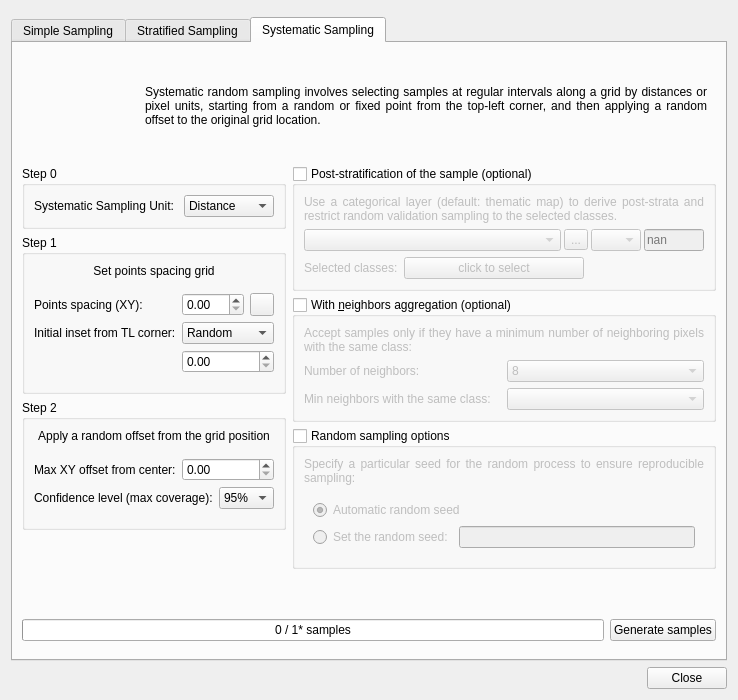
Old version of the form AcATaMa/ui/sampling_design_window.ui in the repository SMByC/AcATaMa.
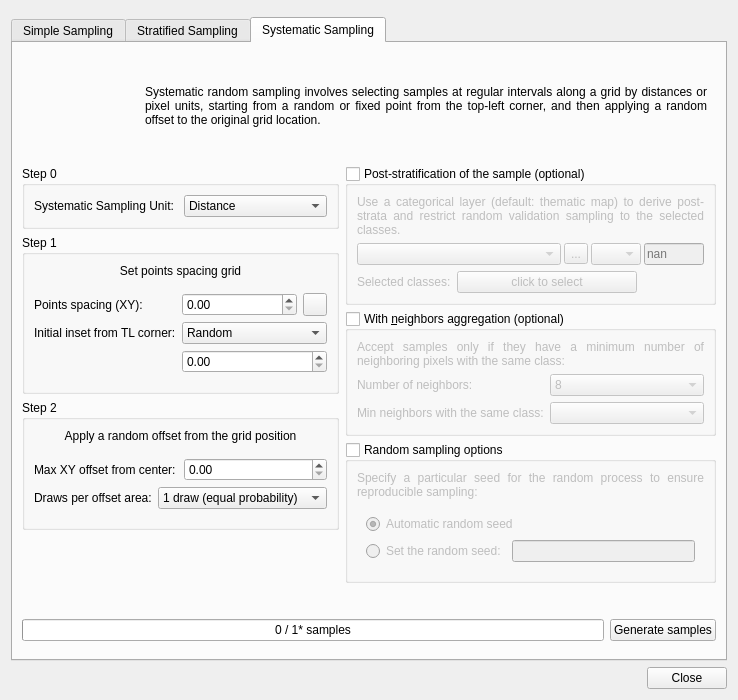
New version of the form. The open tabs and pages were chosen to show the change. Icons and pictures are not drawn. Custom widgets are drawn as their Qt base class.

Commit message: Equal inclusion probabilities in systematic sampling, reproducible seeds

What changed in the file:
```diff
--- a/AcATaMa/ui/sampling_design_window.ui
+++ b/AcATaMa/ui/sampling_design_window.ui
@@ -1600,7 +1600,7 @@
                       <item>
                        <widget class="QLabel" name="label_23">
                         <property name="text">
-                         <string>Confidence level (max coverage):</string>
+                         <string>Draws per offset area:</string>
                         </property>
                        </widget>
                       </item>
@@ -1610,11 +1610,11 @@
                          <string>&lt;html&gt;&lt;head/&gt;&lt;body&gt;&lt;p&gt;Sets the upper bound on the probability that each pixel in the offset area will be tested. This determines the maximum number of random attempts (K) per offset area.&lt;/p&gt;&lt;/body&gt;&lt;/html&gt;</string>
                         </property>
                         <property name="currentIndex">
-                         <number>3</number>
+                         <number>0</number>
                         </property>
                         <item>
                          <property name="text">
-                          <string>80%</string>
+                          <string>1 draw (equal probability)</string>
                          </property>
                         </item>
                         <item>
@@ -1629,7 +1629,7 @@
                         </item>
                         <item>
                          <property name="text">
-                          <string>95%</string>
+                          <string>Up to 90% coverage</string>
                          </property>
                         </item>
                         <item>
```
Left out of the diff: 15 changed lines with no effect on the pictures. The commit also changes 12 other files.
